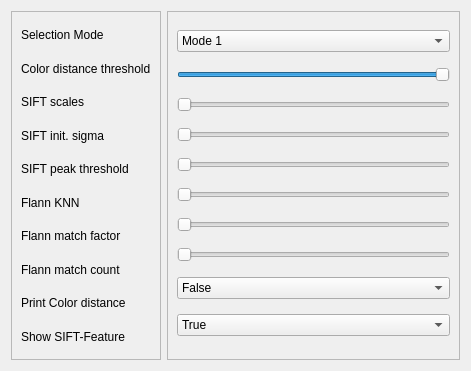
Before: the Qt Designer form resource/RecognitionParameterDialog.ui in nigroup/ni_vision_gui, drawn with Qt 5.
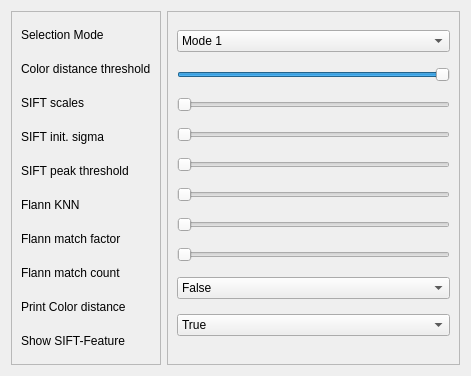
After: the same form once the commit is applied.

Commit message: corrected names of the sliders and comboboxes for seg and rec parameter

What changed in the file:
```diff
--- a/resource/RecognitionParameterDialog.ui
+++ b/resource/RecognitionParameterDialog.ui
@@ -7,7 +7,7 @@
     <x>0</x>
     <y>0</y>
     <width>471</width>
-    <height>371</height>
+    <height>376</height>
    </rect>
   </property>
   <property name="windowTitle">
```
Left out of the diff: 18 changed lines with no effect on the pictures. The commit also changes 1 other file.
